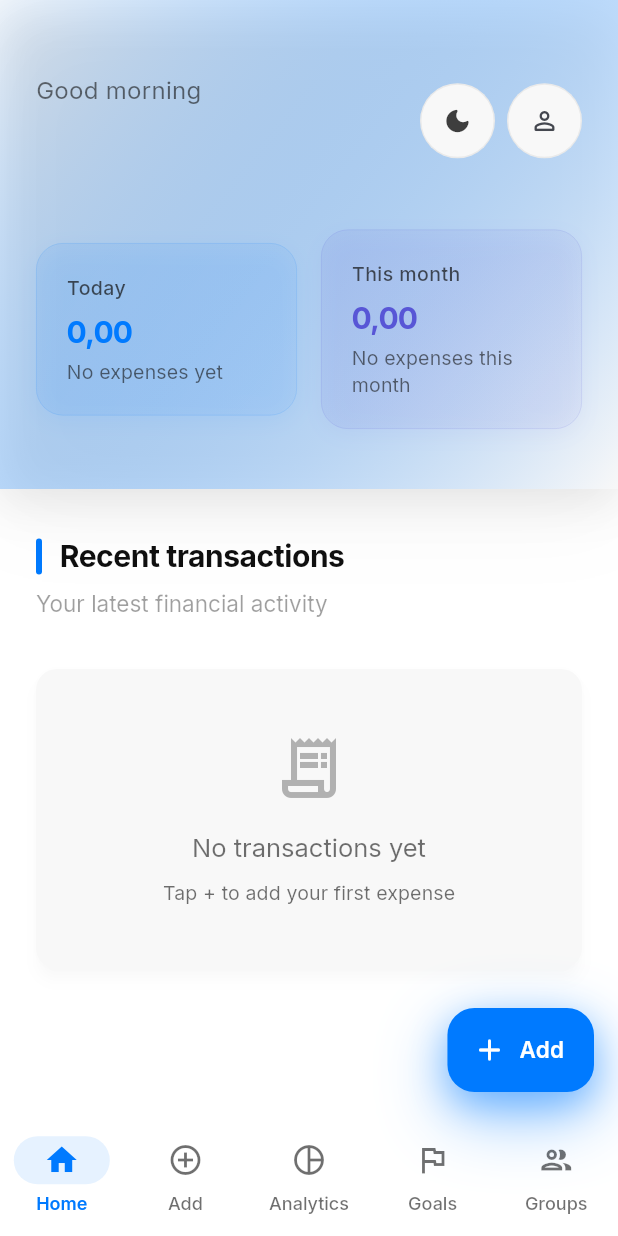
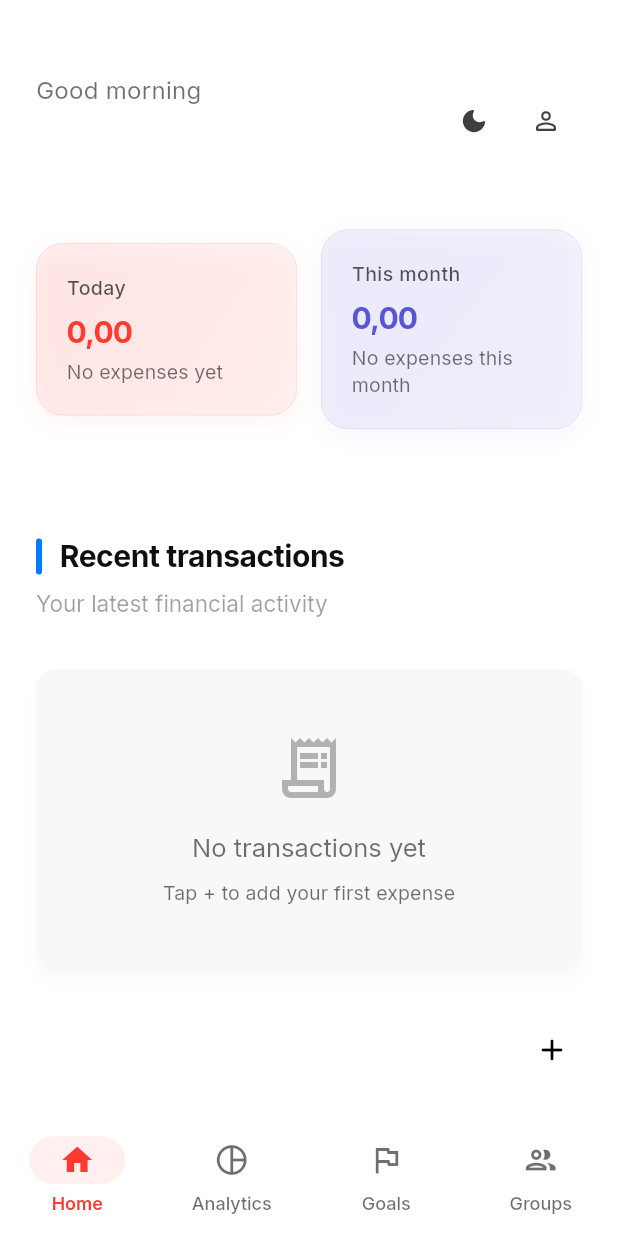
Before and after one commit to DewanggaDew/omni, a Flutter app: the screen it shows once a user with an empty profile is signed in, on a phone screen of 412 x 824 dp. Run offline on Flutter 3.47's test engine with Material 3 defaults, Android fonts, the light colour scheme and no system bars; our stand-ins replace cloud_firestore, equatable, firebase_analytics, firebase_auth, firebase_core, firebase_crashlytics and 4 more; accounts and stored records are empty.

Commit message:
refactor: Update app theme colors and bottom navigation logic
- Changed primary color and seed color in AppTheme from vibrantBlue to warmRed for a cohesive design.
- Adjusted splash and highlight colors to match the new primary color.
- Removed the 'Add' navigation option from AppBottomNav and updated navigation indices in related pages.
- Updated floating action button styling in HomePage for improved UI consistency.

```diff
--- a/lib/core/theme/app_theme.dart
+++ b/lib/core/theme/app_theme.dart
@@ -49,11 +49,11 @@ class AppTheme {
     return ThemeData(
       useMaterial3: true,
       colorScheme: ColorScheme.fromSeed(
-        seedColor: vibrantBlue,
+        seedColor: warmRed,
         brightness: Brightness.light,
         surface: offWhite,
         onSurface: charcoalBlack,
-        primary: vibrantBlue,
+        primary: warmRed,
         onPrimary: pureWhite,
         secondary: richPurple,
         tertiary: emeraldGreen,
@@ -63,8 +63,8 @@ class AppTheme {
       visualDensity: VisualDensity.adaptivePlatformDensity,
       textTheme: _buildTextTheme(Brightness.light),
       scaffoldBackgroundColor: pureWhite,
-      splashColor: vibrantBlue.withValues(alpha: 0.08),
-      highlightColor: vibrantBlue.withValues(alpha: 0.04),
+      splashColor: warmRed.withValues(alpha: 0.08),
+      highlightColor: warmRed.withValues(alpha: 0.04),
       cardTheme: CardThemeData(
         elevation: 2,
         shadowColor: deepBlack.withValues(alpha: 0.08),
@@ -77,7 +77,7 @@ class AppTheme {
       elevatedButtonTheme: ElevatedButtonThemeData(
         style: ElevatedButton.styleFrom(
           elevation: 0,
-          backgroundColor: vibrantBlue,
+          backgroundColor: warmRed,
           foregroundColor: pureWhite,
           shadowColor: Colors.transparent,
           padding: const EdgeInsets.symmetric(
@@ -91,7 +91,7 @@ class AppTheme {
       ),
       filledButtonTheme: FilledButtonThemeData(
         style: FilledButton.styleFrom(
-          backgroundColor: vibrantBlue,
+          backgroundColor: warmRed,
           foregroundColor: pureWhite,
           padding: const EdgeInsets.symmetric(
             horizontal: space24,
@@ -104,7 +104,7 @@ class AppTheme {
       ),
       outlinedButtonTheme: OutlinedButtonThemeData(
         style: OutlinedButton.styleFrom(
-          foregroundColor: vibrantBlue,
+          foregroundColor: warmRed,
           side: BorderSide(color: softGrey.withValues(alpha: 0.3)),
           padding: const EdgeInsets.symmetric(
             horizontal: space24,
@@ -117,24 +117,20 @@ class AppTheme {
       ),
       navigationBarTheme: NavigationBarThemeData(
         backgroundColor: pureWhite,
-        elevation: 8,
-        indicatorColor: vibrantBlue.withValues(alpha: 0.1),
+        elevation: 0,
+        indicatorColor: warmRed.withValues(alpha: 0.08),
         surfaceTintColor: Colors.transparent,
         iconTheme: WidgetStateProperty.resolveWith((states) {
           final isSelected = states.contains(WidgetState.selected);
           return IconThemeData(
-            color: isSelected
-                ? vibrantBlue
-                : charcoalBlack.withValues(alpha: 0.6),
+            color: isSelected ? warmRed : charcoalBlack.withValues(alpha: 0.6),
             size: 24,
           );
         }),
         labelTextStyle: WidgetStateProperty.resolveWith((states) {
           final isSelected = states.contains(WidgetState.selected);
           return TextStyle(
-            color: isSelected
-                ? vibrantBlue
-                : charcoalBlack.withValues(alpha: 0.6),
+            color: isSelected ? warmRed : charcoalBlack.withValues(alpha: 0.6),
             fontWeight: isSelected ? FontWeight.w600 : FontWeight.w500,
             fontSize: 12,
           );
@@ -172,7 +168,7 @@ class AppTheme {
         ),
         focusedBorder: OutlineInputBorder(
           borderRadius: BorderRadius.circular(radiusM),
-          borderSide: BorderSide(color: vibrantBlue, width: 2),
+          borderSide: BorderSide(color: warmRed, width: 2),
         ),
         contentPadding: const EdgeInsets.symmetric(
           horizontal: space16,
@@ -203,11 +199,11 @@ class AppTheme {
       useMaterial3: true,
       brightness: Brightness.dark,
       colorScheme: ColorScheme.fromSeed(
-        seedColor: vibrantBlue,
+        seedColor: warmRed,
         brightness: Brightness.dark,
         surface: charcoalBlack,
         onSurface: lightTone,
-        primary: vibrantBlue,
+        primary: warmRed,
         onPrimary: pureWhite,
         secondary: richPurple,
         tertiary: emeraldGreen,
@@ -233,7 +229,7 @@ class AppTheme {
       elevatedButtonTheme: ElevatedButtonThemeData(
         style: ElevatedButton.styleFrom(
           elevation: 0,
-          backgroundColor: vibrantBlue,
+          backgroundColor: warmRed,
           foregroundColor: pureWhite,
           shadowColor: Colors.transparent,
           padding: const EdgeInsets.symmetric(
@@ -247,7 +243,7 @@ class AppTheme {
       ),
       filledButtonTheme: FilledButtonThemeData(
         style: FilledButton.styleFrom(
-          backgroundColor: vibrantBlue,
+          backgroundColor: warmRed,
           foregroundColor: pureWhite,
           padding: const EdgeInsets.symmetric(
             horizontal: space24,
@@ -260,7 +256,7 @@ class AppTheme {
       ),
       outlinedButtonTheme: OutlinedButtonThemeData(
         style: OutlinedButton.styleFrom(
-          foregroundColor: vibrantBlue,
+          foregroundColor: warmRed,
           side: BorderSide(color: darkGrey),
           padding: const EdgeInsets.symmetric(
             horizontal: space24,
@@ -273,20 +269,20 @@ class AppTheme {
       ),
       navigationBarTheme: NavigationBarThemeData(
         backgroundColor: richBlack,
-        elevation: 12,
+        elevation: 0,
         indicatorColor: darkGrey,
         surfaceTintColor: Colors.transparent,
         iconTheme: WidgetStateProperty.resolveWith((states) {
           final isSelected = states.contains(WidgetState.selected);
           return IconThemeData(
-            color: isSelected ? vibrantBlue : lightTone.withValues(alpha: 0.6),
+            color: isSelected ? warmRed : lightTone.withValues(alpha: 0.6),
             size: 24,
           );
         }),
         labelTextStyle: WidgetStateProperty.resolveWith((states) {
           final isSelected = states.contains(WidgetState.selected);
           return TextStyle(
-            color: isSelected ? vibrantBlue : lightTone.withValues(alpha: 0.6),
+            color: isSelected ? warmRed : lightTone.withValues(alpha: 0.6),
             fontWeight: isSelected ? FontWeight.w600 : FontWeight.w500,
             fontSize: 12,
           );
@@ -324,7 +320,7 @@ class AppTheme {
         ),
         focusedBorder: OutlineInputBorder(
           borderRadius: BorderRadius.circular(radiusM),
-          borderSide: BorderSide(color: vibrantBlue, width: 2),
+          borderSide: BorderSide(color: warmRed, width: 2),
         ),
         contentPadding: const EdgeInsets.symmetric(
           horizontal: space16,
--- a/lib/core/widgets/app_bottom_nav.dart
+++ b/lib/core/widgets/app_bottom_nav.dart
@@ -11,15 +11,12 @@ class AppBottomNav extends StatelessWidget {
         context.go('/');
         break;
       case 1:
-        context.push('/add');
+        context.go('/analytics');
         break;
       case 2:
-        context.go('/analytics');
+        context.go('/goals');
         break;
       case 3:
-        context.go('/goals');
-        break;
-      case 4:
         context.go('/groups');
         break;
     }
@@ -35,11 +32,6 @@ class AppBottomNav extends StatelessWidget {
           icon: Icon(Icons.home_outlined),
           selectedIcon: Icon(Icons.home),
           label: 'Home',
-        ),
-        NavigationDestination(
-          icon: Icon(Icons.add_circle_outline),
-          selectedIcon: Icon(Icons.add_circle),
-          label: 'Add',
         ),
         NavigationDestination(
           icon: Icon(Icons.pie_chart_outline),
--- a/lib/features/analytics/presentation/pages/analytics_page.dart
+++ b/lib/features/analytics/presentation/pages/analytics_page.dart
@@ -9,7 +9,7 @@ class AnalyticsPage extends StatelessWidget {
     return Scaffold(
       appBar: AppBar(title: const Text('Analytics')),
       body: const Center(child: Text('Analytics Placeholder')),
-      bottomNavigationBar: const AppBottomNav(currentIndex: 2),
+      bottomNavigationBar: const AppBottomNav(currentIndex: 1),
     );
   }
 }
--- a/lib/features/goals/presentation/pages/goals_page.dart
+++ b/lib/features/goals/presentation/pages/goals_page.dart
@@ -1,6 +1,5 @@
 import 'package:flutter/material.dart';
 import 'package:flutter_bloc/flutter_bloc.dart';
-import 'package:firebase_auth/firebase_auth.dart';
 import 'package:get_it/get_it.dart';
 import '../../../../core/widgets/app_bottom_nav.dart';
 import '../../domain/entities/goal.dart';
@@ -106,7 +105,7 @@ class _GoalsPageContent extends StatelessWidget {
           return _buildGoalsList(context, goals);
         },
       ),
-      bottomNavigationBar: const AppBottomNav(currentIndex: 3),
+      bottomNavigationBar: const AppBottomNav(currentIndex: 2),
     );
   }
 
--- a/lib/features/groups/presentation/pages/groups_page.dart
+++ b/lib/features/groups/presentation/pages/groups_page.dart
@@ -9,7 +9,7 @@ class GroupsPage extends StatelessWidget {
     return Scaffold(
       appBar: AppBar(title: const Text('Groups')),
       body: const Center(child: Text('Groups Placeholder')),
-      bottomNavigationBar: const AppBottomNav(currentIndex: 4),
+      bottomNavigationBar: const AppBottomNav(currentIndex: 3),
     );
   }
 }
--- a/lib/features/home/presentation/pages/home_page.dart
+++ b/lib/features/home/presentation/pages/home_page.dart
@@ -103,41 +103,13 @@ class _HomePageState extends State<HomePage> {
           const SliverToBoxAdapter(child: SizedBox(height: AppTheme.space24)),
         ],
       ),
-      floatingActionButton: Container(
-        decoration: BoxDecoration(
-          borderRadius: BorderRadius.circular(AppTheme.radiusL),
-          boxShadow: [
-            BoxShadow(
-              color: AppTheme.vibrantBlue.withValues(alpha: 0.4),
-              blurRadius: 20,
-              spreadRadius: 0,
-              offset: const Offset(0, 8),
-            ),
-            BoxShadow(
-              color: AppTheme.vibrantBlue.withValues(alpha: 0.4),
-              blurRadius: 40,
-              spreadRadius: 0,
-              offset: const Offset(0, 16),
-            ),
-          ],
-        ),
-        child: FloatingActionButton.extended(
-          onPressed: _navigateToAddTransaction,
-          elevation: 0,
-          backgroundColor: AppTheme.vibrantBlue,
-          foregroundColor: AppTheme.pureWhite,
-          shape: RoundedRectangleBorder(
-            borderRadius: BorderRadius.circular(AppTheme.radiusL),
-          ),
-          icon: const Icon(Icons.add_rounded, size: 24),
-          label: Text(
-            'Add',
-            style: theme.textTheme.labelLarge?.copyWith(
-              color: AppTheme.pureWhite,
-              fontWeight: FontWeight.w600,
-            ),
-          ),
-        ),
+      floatingActionButton: FloatingActionButton(
+        onPressed: _navigateToAddTransaction,
+        elevation: 0,
+        backgroundColor: AppTheme.pureWhite,
+        foregroundColor: AppTheme.deepBlack,
+        shape: const CircleBorder(),
+        child: const Icon(Icons.add_rounded, size: 24),
       ),
       bottomNavigationBar: const AppBottomNav(currentIndex: 0),
     );
--- a/lib/features/home/presentation/widgets/home_header.dart
+++ b/lib/features/home/presentation/widgets/home_header.dart
@@ -136,34 +136,7 @@ class _HomeHeaderState extends State<HomeHeader> {
           AppTheme.space24,
           AppTheme.space40,
         ),
-        decoration: BoxDecoration(
-          gradient: LinearGradient(
-            begin: Alignment.topLeft,
-            end: Alignment.bottomRight,
-            colors: [
-              theme.colorScheme.primary.withValues(alpha: 0.05),
-              theme.colorScheme.surface,
-            ],
-          ),
-          boxShadow: [
-            BoxShadow(
-              color: isDark
-                  ? AppTheme.deepBlack.withValues(alpha: 0.6)
-                  : AppTheme.deepBlack.withValues(alpha: 0.08),
-              blurRadius: 24,
-              spreadRadius: 0,
-              offset: const Offset(0, 8),
-            ),
-            BoxShadow(
-              color: isDark
-                  ? AppTheme.deepBlack.withValues(alpha: 0.3)
-                  : AppTheme.deepBlack.withValues(alpha: 0.04),
-              blurRadius: 48,
-              spreadRadius: 0,
-              offset: const Offset(0, 16),
-            ),
-          ],
-        ),
+        color: Colors.transparent,
         child: Column(
           crossAxisAlignment: CrossAxisAlignment.start,
           children: [
@@ -197,19 +170,7 @@ class _HomeHeaderState extends State<HomeHeader> {
                 ),
                 Row(
                   children: [
-                    Container(
-                      decoration: BoxDecoration(
-                        color: isDark
-                            ? AppTheme.charcoalBlack
-                            : AppTheme.offWhite,
-                        shape: BoxShape.circle,
-                        border: Border.all(
-                          color: theme.colorScheme.outline.withValues(
-                            alpha: 0.1,
-                          ),
-                        ),
-                      ),
-                      child: IconButton(
+                    IconButton(
                       onPressed: () => _showThemeSelector(context),
                       icon: Icon(
                         isDark
@@ -222,26 +183,16 @@ class _HomeHeaderState extends State<HomeHeader> {
                       iconSize: 20,
                       tooltip: 'Change theme',
                     ),
-                    ),
-                    const SizedBox(width: AppTheme.space8),
-                    Container(
-                      decoration: BoxDecoration(
-                        color: isDark
-                            ? AppTheme.charcoalBlack
-                            : AppTheme.offWhite,
-                        shape: BoxShape.circle,
-                        border: Border.all(
-                          color: theme.colorScheme.outline.withValues(
-                            alpha: 0.1,
+                    IconButton(
+                      onPressed: () => context.go('/settings'),
+                      icon: Icon(
+                        Icons.person_outline_rounded,
+                        color: theme.colorScheme.onSurface.withValues(
+                          alpha: 0.8,
                         ),
                       ),
-                      ),
-                      child: IconButton(
-                        onPressed: () => context.go('/settings'),
-                        icon: const Icon(Icons.person_outline_rounded),
                       iconSize: 20,
                       tooltip: 'Settings',
-                      ),
                     ),
                   ],
                 ),
--- a/lib/features/transactions/presentation/widgets/transactions_list.dart
+++ b/lib/features/transactions/presentation/widgets/transactions_list.dart
@@ -183,10 +183,7 @@ class _PagedTransactionsListState extends State<_PagedTransactionsList> {
         shrinkWrap: true,
         physics: const NeverScrollableScrollPhysics(),
         itemCount: _docs.length,
-        separatorBuilder: (_, __) => Divider(
-          height: 1,
-          color: theme.colorScheme.outline.withValues(alpha: 0.1),
-        ),
+        separatorBuilder: (_, __) => const SizedBox(height: AppTheme.space8),
         itemBuilder: (context, index) {
           final tx = _docs[index].data();
           final amount = (tx['amount'] as int?) ?? 0;
@@ -219,34 +216,14 @@ class _PagedTransactionsListState extends State<_PagedTransactionsList> {
                 horizontal: AppTheme.space20,
                 vertical: AppTheme.space8,
               ),
-              leading: Container(
-                width: 48,
-                height: 48,
-                decoration: BoxDecoration(
-                  color:
-                      (type == 'expense'
-                              ? AppTheme.warmRed
-                              : AppTheme.emeraldGreen)
-                          .withValues(alpha: 0.12),
-                  borderRadius: BorderRadius.circular(AppTheme.radiusM),
-                  border: Border.all(
-                    color:
-                        (type == 'expense'
-                                ? AppTheme.warmRed
-                                : AppTheme.emeraldGreen)
-                            .withValues(alpha: 0.2),
-                    width: 1,
-                  ),
-                ),
-                child: Icon(
-                  type == 'expense'
-                      ? Icons.trending_down_rounded
-                      : Icons.trending_up_rounded,
-                  color: type == 'expense'
-                      ? AppTheme.warmRed
-                      : AppTheme.emeraldGreen,
-                  size: 22,
-                ),
+              leading: Icon(
+                type == 'expense'
+                    ? Icons.remove_circle_outline
+                    : Icons.add_circle_outline,
+                color: type == 'expense'
+                    ? AppTheme.warmRed
+                    : theme.colorScheme.onSurface.withValues(alpha: 0.5),
+                size: 22,
               ),
               title: Column(
                 crossAxisAlignment: CrossAxisAlignment.start,
@@ -261,7 +238,7 @@ class _PagedTransactionsListState extends State<_PagedTransactionsList> {
                       fontWeight: FontWeight.w600,
                       color: type == 'expense'
                           ? AppTheme.warmRed
-                          : AppTheme.emeraldGreen,
+                          : theme.colorScheme.onSurface,
                     ),
                   ),
                   if (transactionCurrency != _userCurrency) ...[
```
Lines whose indentation alone changed are shown as unchanged.
